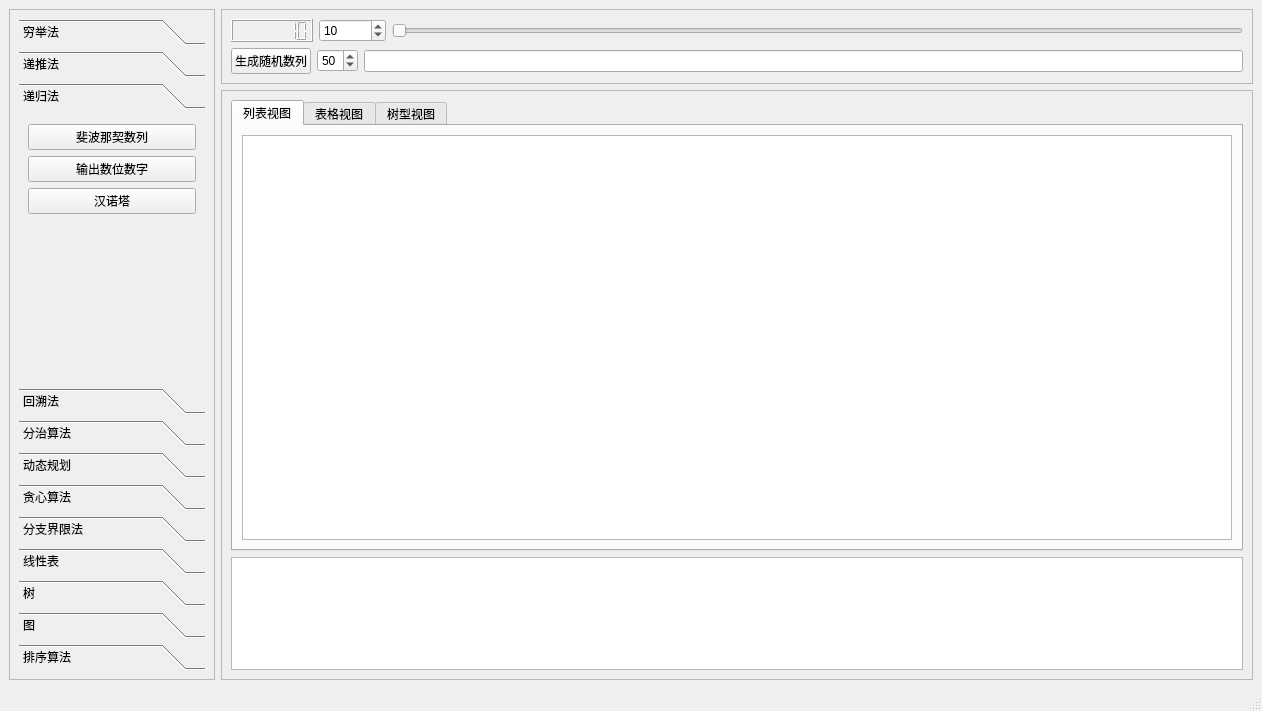
First picture: the form in Algorithm/mainwindow.ui, repository iguoya/LInux, before the edit.
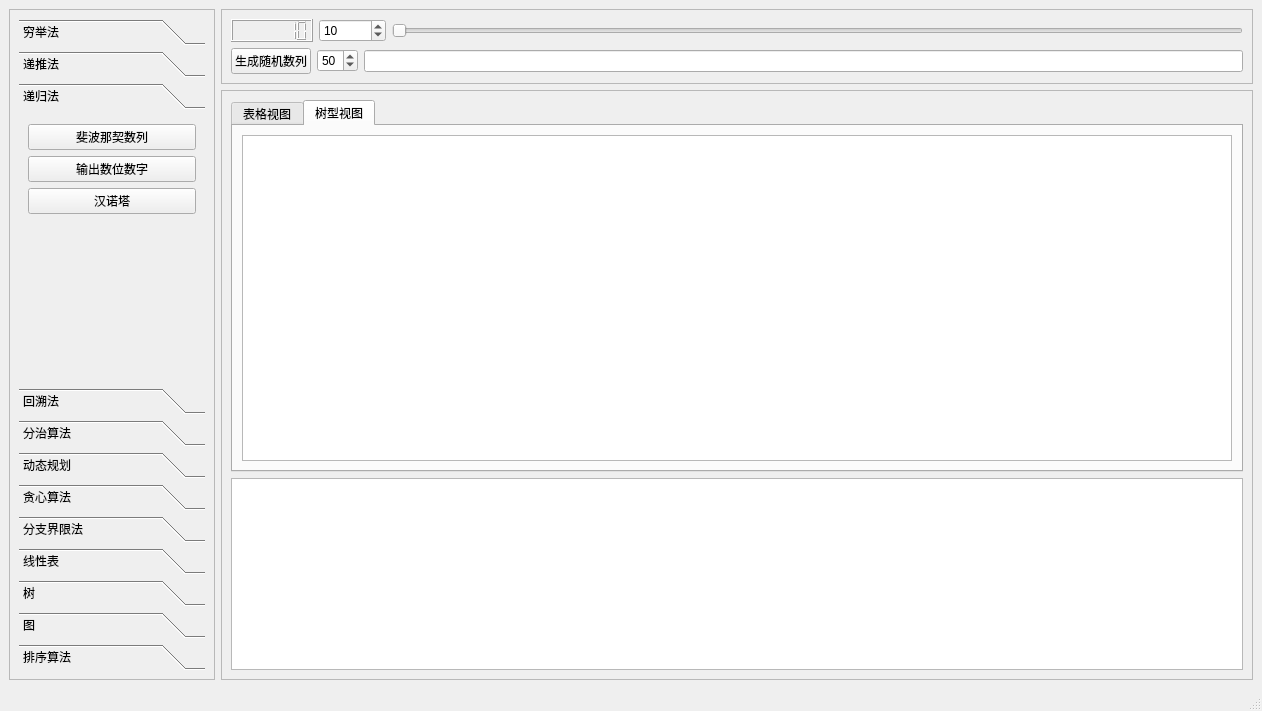
Second picture: the form after the edit. The open tabs and pages were chosen to show the change.

Commit message: 初步实现树形结构实战，后续待优化 待处理递归情形下，树形结构过程显示异常的问题 取消列表结构 用树形结构表代替

The edit to the form file:
```diff
--- a/Algorithm/mainwindow.ui
+++ b/Algorithm/mainwindow.ui
@@ -364,22 +364,15 @@
       <property name="frameShadow">
        <enum>QFrame::Raised</enum>
       </property>
-      <layout class="QGridLayout" name="gridLayout_7" rowstretch="4,1">
+      <layout class="QGridLayout" name="gridLayout_7" rowstretch="4,0">
+       <item row="1" column="0">
+        <widget class="QTextBrowser" name="textBrowser"/>
+       </item>
        <item row="0" column="0">
         <widget class="QTabWidget" name="tabWidget">
          <property name="currentIndex">
           <number>1</number>
          </property>
-         <widget class="QWidget" name="tab">
-          <attribute name="title">
-           <string>列表视图</string>
-          </attribute>
-          <layout class="QGridLayout" name="gridLayout_4">
-           <item row="0" column="0">
-            <widget class="QListView" name="listView"/>
-           </item>
-          </layout>
-         </widget>
          <widget class="QWidget" name="tab_3">
           <attribute name="title">
            <string>表格视图</string>
@@ -406,15 +399,16 @@
           </attribute>
           <layout class="QGridLayout" name="gridLayout_5">
            <item row="0" column="0">
-            <widget class="QTreeView" name="treeView"/>
+            <widget class="QTreeView" name="treeView">
+             <property name="indentation">
+              <number>30</number>
+             </property>
+            </widget>
            </item>
           </layout>
          </widget>
         </widget>
        </item>
-       <item row="1" column="0">
-        <widget class="QTextBrowser" name="textBrowser"/>
-       </item>
       </layout>
      </widget>
     </item>
```
Left out of the diff: 2 changed lines with no effect on the pictures. The commit also changes 8 other files.
